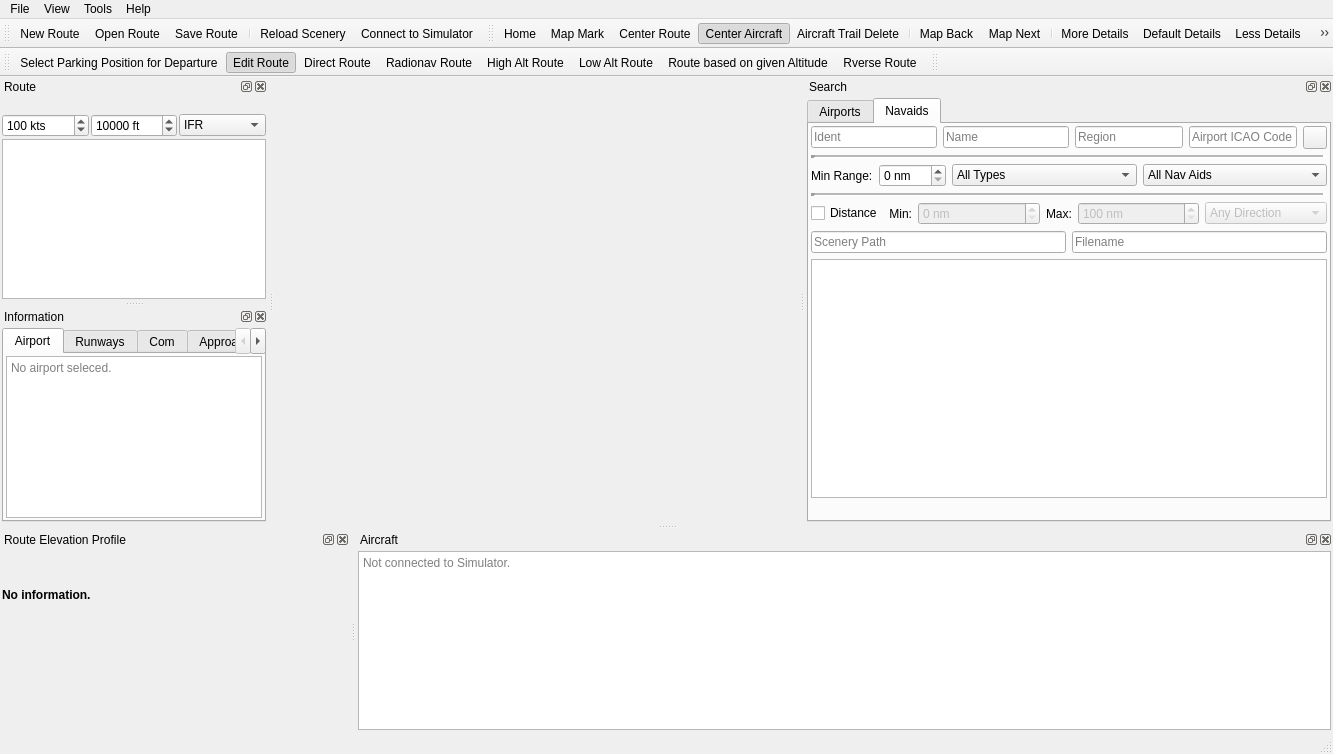
Before: the Qt Designer form src/gui/mainwindow.ui in albar965/littlenavmap, drawn with Qt 5.
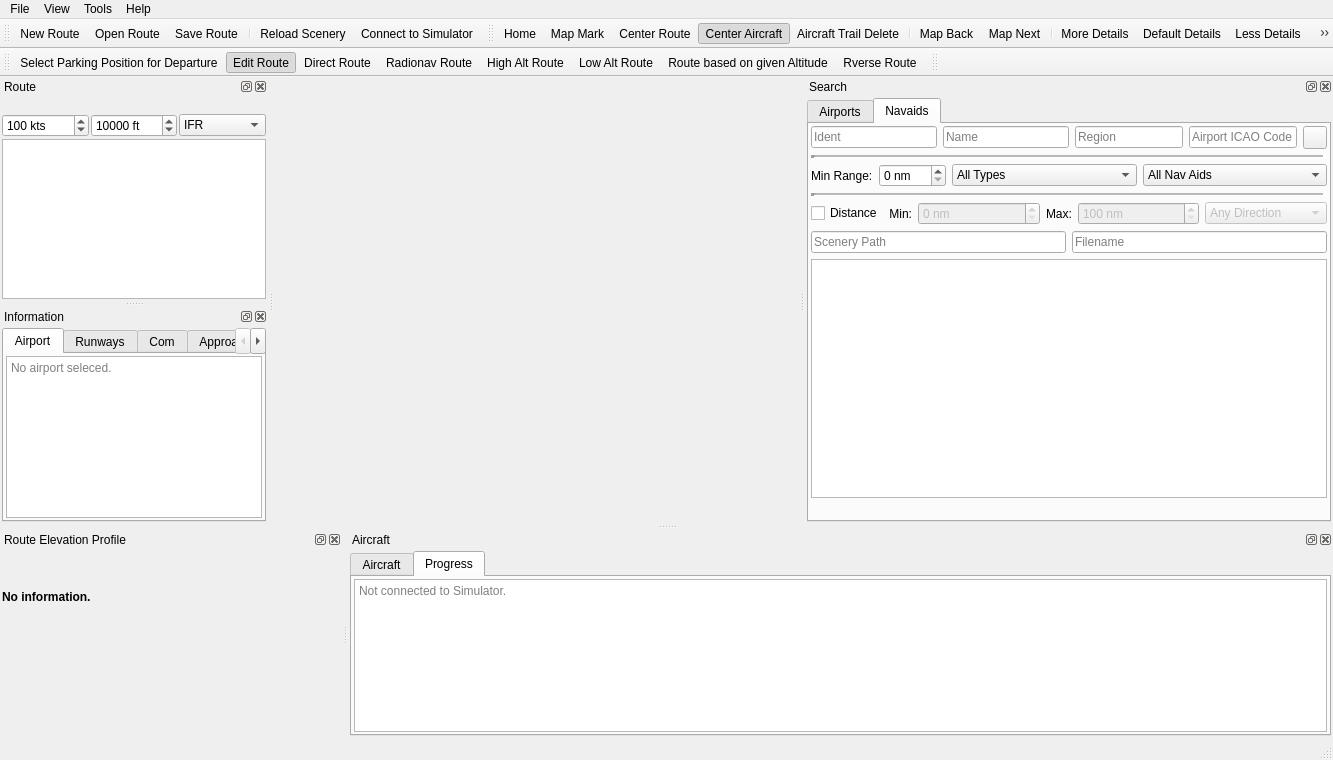
After: the same form once the commit is applied. The open tabs and pages were chosen to show the change. Icons and pictures are not drawn.

Commit message: Added new table for aircraft data and added more parameters.

```diff
--- a/src/gui/mainwindow.ui
+++ b/src/gui/mainwindow.ui
@@ -7,7 +7,7 @@
     <x>0</x>
     <y>0</y>
     <width>1333</width>
-    <height>754</height>
+    <height>760</height>
    </rect>
   </property>
   <property name="windowTitle">
@@ -2057,13 +2057,74 @@
       <number>2</number>
      </property>
      <item>
-      <widget class="QTextEdit" name="textEditAircraftInfo">
-       <property name="readOnly">
-        <bool>true</bool>
+      <widget class="QTabWidget" name="tabWidget">
+       <property name="currentIndex">
+        <number>0</number>
        </property>
-       <property name="placeholderText">
-        <string>Not connected to Simulator.</string>
-       </property>
+       <widget class="QWidget" name="tabAircraftInfo">
+        <attribute name="title">
+         <string>Aircraft</string>
+        </attribute>
+        <layout class="QVBoxLayout" name="verticalLayout_16">
+         <property name="spacing">
+          <number>2</number>
+         </property>
+         <property name="leftMargin">
+          <number>2</number>
+         </property>
+         <property name="topMargin">
+          <number>2</number>
+         </property>
+         <property name="rightMargin">
+          <number>2</number>
+         </property>
+         <property name="bottomMargin">
+          <number>2</number>
+         </property>
+         <item>
+          <widget class="QTextEdit" name="textEditAircraftInfo">
+           <property name="readOnly">
+            <bool>true</bool>
+           </property>
+           <property name="placeholderText">
+            <string>Not connected to Simulator.</string>
+           </property>
+          </widget>
+         </item>
+        </layout>
+       </widget>
+       <widget class="QWidget" name="tabAircraftProgressInfo">
+        <attribute name="title">
+         <string>Progress</string>
+        </attribute>
+        <layout class="QVBoxLayout" name="verticalLayout_17">
+         <property name="spacing">
+          <number>2</number>
+         </property>
+         <property name="leftMargin">
+          <number>2</number>
+         </property>
+         <property name="topMargin">
+          <number>2</number>
+         </property>
+         <property name="rightMargin">
+          <number>2</number>
+         </property>
+         <property name="bottomMargin">
+          <number>2</number>
+         </property>
+         <item>
+          <widget class="QTextEdit" name="textEditAircraftProgressInfo">
+           <property name="readOnly">
+            <bool>true</bool>
+           </property>
+           <property name="placeholderText">
+            <string>Not connected to Simulator.</string>
+           </property>
+          </widget>
+         </item>
+        </layout>
+       </widget>
       </widget>
      </item>
     </layout>
```
The commit also changes 7 other files.
